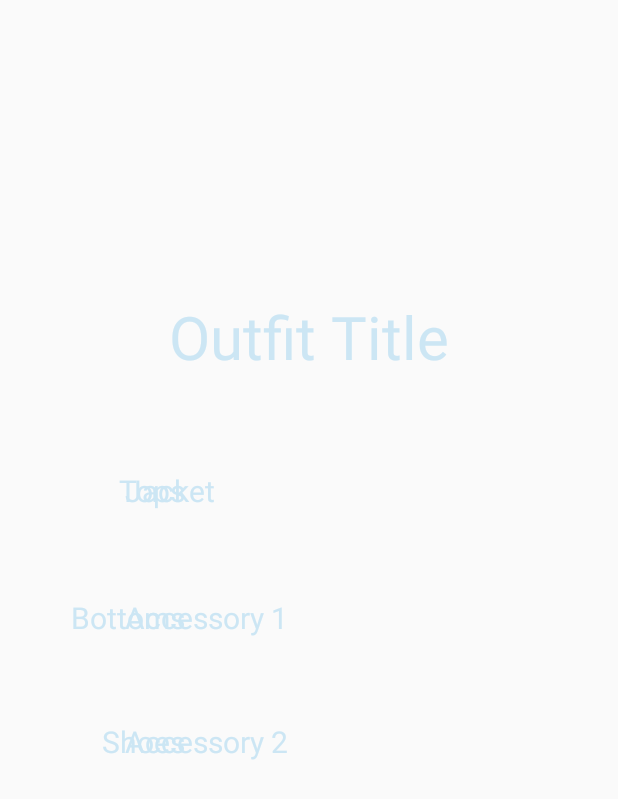
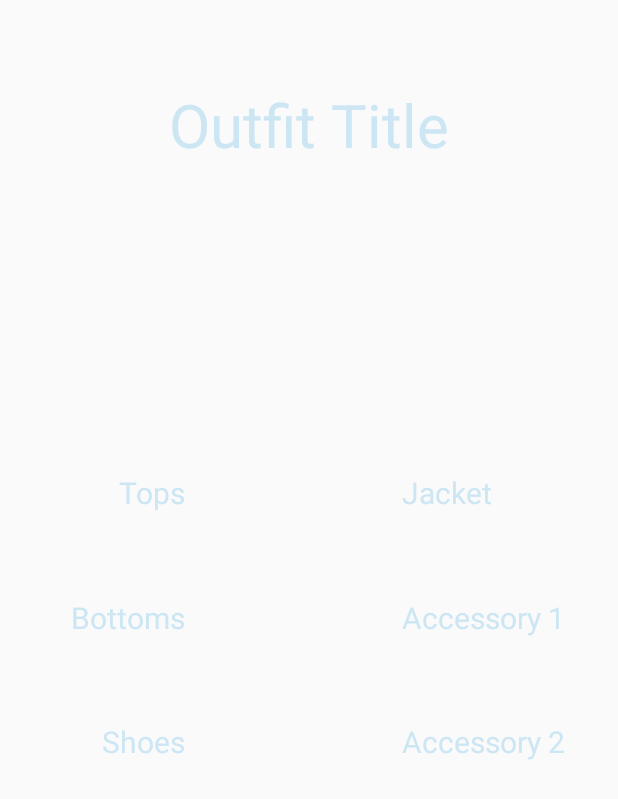
Before and after one commit to castonkr/Weather-To-Wear, an Android app: the layout fragment_outfit_detail.xml on its own in the app's theme, with its tools: preview values and no code run, on a phone screen of 412 x 824 dp. Shown: the top 799 px of the screen. Run offline under Robolectric (Android 15) with nearby library versions, the phone set to English and light mode, and no system bars.

Commit message:
Fixed Layout

```diff
--- a/app/src/main/java/edu/rosehulman/schaffll/weathertowear/OutfitItem.java
+++ b/app/src/main/java/edu/rosehulman/schaffll/weathertowear/OutfitItem.java
@@ -86,11 +86,9 @@ public class OutfitItem implements Parcelable{
                   ClothingItem type6) {
         if (type1 == null){
             mType1 = new ClothingItem("null", 0, 0, 0);
-            //Log.d("tag", "shouldn't be null");
         }
         else {
             mType1 = type1;
-            //Log.d("tag", "is null..shoudln't be");
         }
 
         if (type2 == null){
--- a/app/src/main/res/layout/fragment_outfit_detail.xml
+++ b/app/src/main/res/layout/fragment_outfit_detail.xml
@@ -16,29 +16,6 @@
         android:text=""
         android:textColor="@color/colorMainText"
         android:textSize="20sp" />
-
-    <TextView
-        android:id="@+id/textJacket"
-        android:layout_width="wrap_content"
-        android:layout_height="wrap_content"
-        android:layout_above="@+id/textAccessory1"
-        android:layout_alignLeft="@+id/textAccessory1"
-        android:layout_alignStart="@+id/textAccessory1"
-        android:layout_marginBottom="57dp"
-        android:text="Jacket"
-        android:textColor="@color/colorMainText"
-        android:textSize="20sp" />
-
-    <TextView
-        android:id="@+id/textOutfitTitle"
-        android:layout_width="wrap_content"
-        android:layout_height="wrap_content"
-        android:layout_above="@+id/textJacket"
-        android:layout_centerHorizontal="true"
-        android:layout_marginBottom="62dp"
-        android:text="Outfit Title"
-        android:textColor="@color/colorMainText"
-        android:textSize="40sp" />
 
     <TextView
         android:id="@+id/textTops"
@@ -78,20 +55,6 @@
         android:textSize="20sp" />
 
     <TextView
-        android:id="@+id/textAccessory1"
-        android:layout_width="wrap_content"
-        android:layout_height="wrap_content"
-        android:layout_alignBaseline="@+id/textBottoms"
-        android:layout_alignBottom="@+id/textBottoms"
-        android:layout_alignEnd="@+id/textMore"
-        android:layout_alignRight="@+id/textMore"
-        android:layout_marginEnd="13dp"
-        android:layout_marginRight="13dp"
-        android:text="Accessory 1"
-        android:textColor="@color/colorMainText"
-        android:textSize="20sp" />
-
-    <TextView
         android:id="@+id/textAccessory2"
         android:layout_width="wrap_content"
         android:layout_height="wrap_content"
@@ -103,5 +66,42 @@
         android:textColor="@color/colorMainText"
         android:textSize="20sp" />
 
+    <TextView
+        android:id="@+id/textOutfitTitle"
+        android:layout_width="wrap_content"
+        android:layout_height="wrap_content"
+        android:text="Outfit Title"
+        android:textColor="@color/colorMainText"
+        android:textSize="40sp"
+        android:layout_alignParentTop="true"
+        android:layout_centerHorizontal="true"
+        android:layout_marginTop="56dp" />
+
+    <TextView
+        android:id="@+id/textJacket"
+        android:layout_width="wrap_content"
+        android:layout_height="wrap_content"
+        android:layout_marginBottom="56dp"
+        android:text="Jacket"
+        android:textColor="@color/colorMainText"
+        android:textSize="20sp"
+        android:layout_above="@+id/textAccessory1"
+        android:layout_toRightOf="@+id/textMore"
+        android:layout_toEndOf="@+id/textMore"
+        android:layout_marginLeft="62dp"
+        android:layout_marginStart="62dp" />
+
+    <TextView
+        android:id="@+id/textAccessory1"
+        android:layout_width="wrap_content"
+        android:layout_height="wrap_content"
+        android:text="Accessory 1"
+        android:textColor="@color/colorMainText"
+        android:textSize="20sp"
+        android:layout_alignBaseline="@+id/textBottoms"
+        android:layout_alignBottom="@+id/textBottoms"
+        android:layout_alignLeft="@+id/textJacket"
+        android:layout_alignStart="@+id/textJacket" />
+
 
 </RelativeLayout>
```
